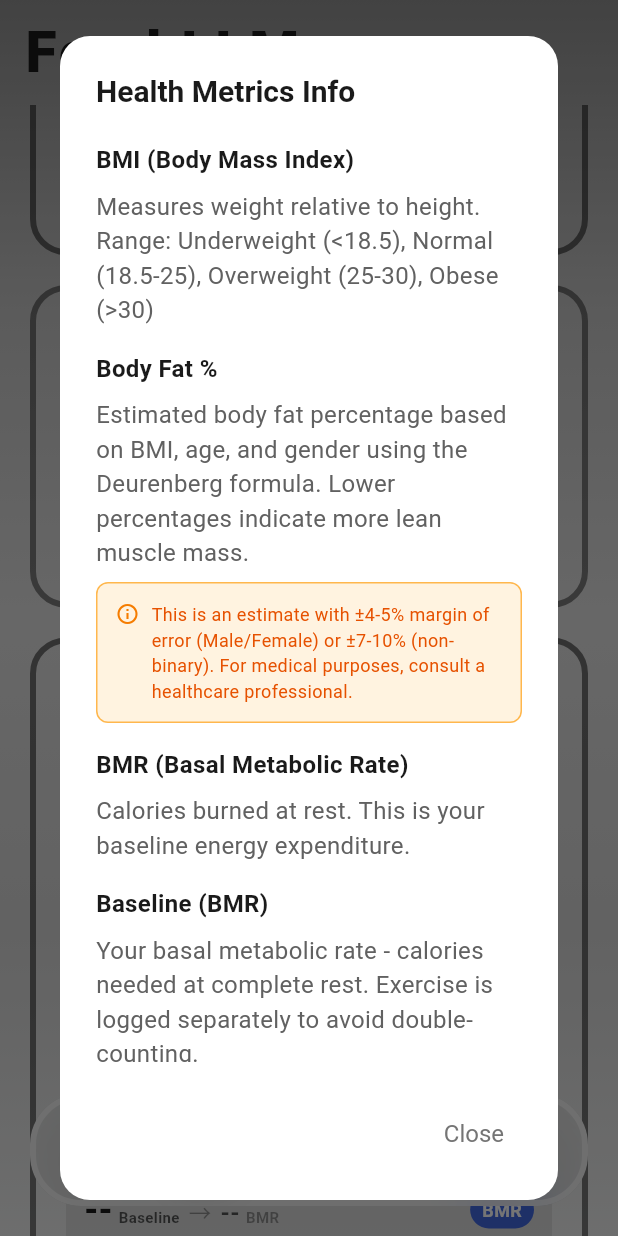
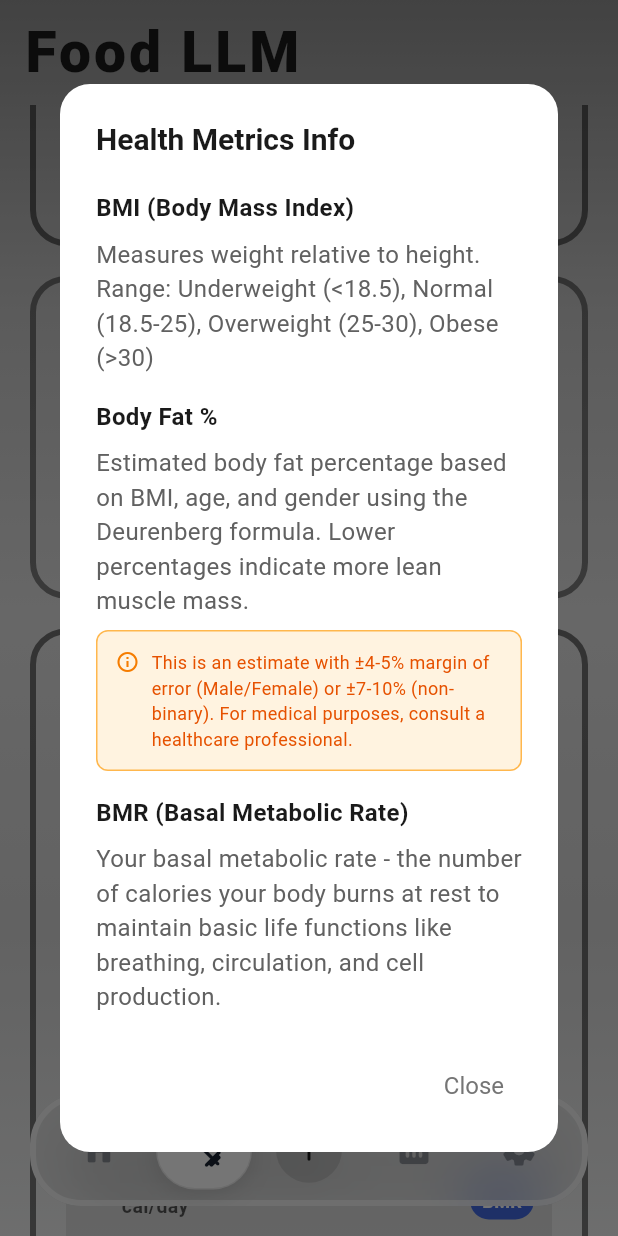
Before and after one commit to siho1117/food_cal, a Flutter app: the screen it shows after launch, item 2 of the bottom bar chosen, scrolled down 576 dp, after a tap on the "info outline" icon, on a phone screen of 412 x 824 dp. Run offline on Flutter 3.47's test engine with Material 3 defaults, Android fonts, the phone set to English and light mode, and no system bars; our stand-ins replace fl_chart, flutter_dotenv, flutter_image_compress, flutter_slidable, image_gallery_saver, image_picker and 4 more; accounts and stored records are empty.

Commit message:
Your commit message here

```diff
--- a/lib/screens/progress_screen.dart
+++ b/lib/screens/progress_screen.dart
@@ -87,21 +87,21 @@ class _ProgressScreenState extends State<ProgressScreen> {
 
                         const SizedBox(height: 20),
 
-                        // Exercise Log Widget - SECOND
+                        // Weight Widget (full width) - SECOND
+                        CombinedWeightWidget(
+                          currentWeight: progressData.currentWeight,
+                          isMetric: progressData.isMetric,
+                          onWeightEntered: progressData.addWeightEntry,
+                        ),
+
+                        const SizedBox(height: 20),
+
+                        // Exercise Log Widget - THIRD
                         ExerciseLogWidget(
                           showHeader: true,
                           onExerciseAdded: () {
                             exerciseProvider.refreshData();
                           },
-                        ),
-
-                        const SizedBox(height: 20),
-
-                        // Weight Widget (full width)
-                        CombinedWeightWidget(
-                          currentWeight: progressData.currentWeight,
-                          isMetric: progressData.isMetric,
-                          onWeightEntered: progressData.addWeightEntry,
                         ),
 
                         const SizedBox(height: 20),
--- a/lib/widgets/progress/combined_weight_widget.dart
+++ b/lib/widgets/progress/combined_weight_widget.dart
@@ -5,7 +5,7 @@ import '../../config/design_system/widget_theme.dart';
 import '../../providers/progress_data.dart';
 import '../../providers/settings_provider.dart';
 import '../../providers/theme_provider.dart';
-import 'weight_edit_dialog.dart';
+import 'weight_edit_dialog.dart' show showWeightEditDialog, WeightMode;
 
 class CombinedWeightWidget extends StatefulWidget {
   final double? currentWeight;
@@ -102,6 +102,7 @@ class _CombinedWeightWidgetState extends State<CombinedWeightWidget> {
                 // Visual Journey Timeline with animations
                 _buildJourneyTimeline(
                   context,
+                  progressData,
                   startingWeight,
                   widget.currentWeight,
                   targetWeight,
@@ -176,6 +177,7 @@ class _CombinedWeightWidgetState extends State<CombinedWeightWidget> {
 
   Widget _buildJourneyTimeline(
     BuildContext context,
+    ProgressData progressData,
     double? start,
     double? current,
     double? target,
@@ -188,16 +190,19 @@ class _CombinedWeightWidgetState extends State<CombinedWeightWidget> {
   ) {
     return Column(
       children: [
-        // Labels row - all on same level
+        // Labels row - all on same level with tap handlers
         Row(
           mainAxisAlignment: MainAxisAlignment.spaceBetween,
           children: [
-            Text(
+            GestureDetector(
+              onTap: () => _showWeightDialog(context, progressData, initialMode: WeightMode.start),
+              child: Text(
                 'Start',
                 style: TextStyle(
                   fontSize: AppWidgetTheme.fontSizeXS,
                   fontWeight: FontWeight.w500,
                   color: textColor.withValues(alpha: AppWidgetTheme.opacityHigher),
+                ),
               ),
             ),
             Text(
@@ -208,7 +213,9 @@ class _CombinedWeightWidgetState extends State<CombinedWeightWidget> {
                 color: textColor.withValues(alpha: AppWidgetTheme.opacityHigher),
               ),
             ),
-            Text(
+            GestureDetector(
+              onTap: () => _showWeightDialog(context, progressData, initialMode: WeightMode.target),
+              child: Text(
                 'Goal',
                 style: TextStyle(
                   fontSize: AppWidgetTheme.fontSizeXS,
@@ -216,18 +223,21 @@ class _CombinedWeightWidgetState extends State<CombinedWeightWidget> {
                   color: textColor.withValues(alpha: AppWidgetTheme.opacityHigher),
                 ),
               ),
+            ),
           ],
         ),
 
-        SizedBox(height: AppWidgetTheme.spaceXS),
+        const SizedBox(height: 4),
 
         // Numbers row with animated counter
         Row(
           mainAxisAlignment: MainAxisAlignment.spaceBetween,
           crossAxisAlignment: CrossAxisAlignment.center,
           children: [
-            // Start weight with animation
-            Column(
+            // Start weight with animation - tappable to open dialog on Start tab
+            GestureDetector(
+              onTap: () => _showWeightDialog(context, progressData, initialMode: WeightMode.start),
+              child: Column(
                 crossAxisAlignment: CrossAxisAlignment.start,
                 children: [
                   _AnimatedNumber(
@@ -242,6 +252,7 @@ class _CombinedWeightWidgetState extends State<CombinedWeightWidget> {
                   ),
                 ],
               ),
+            ),
             // Current weight (prominent) with animation
             _AnimatedNumber(
               value: current,
@@ -253,8 +264,10 @@ class _CombinedWeightWidgetState extends State<CombinedWeightWidget> {
                 color: textColor,
               ),
             ),
-            // Goal weight with animation
-            Column(
+            // Goal weight with animation - tappable to open dialog on Target tab
+            GestureDetector(
+              onTap: () => _showWeightDialog(context, progressData, initialMode: WeightMode.target),
+              child: Column(
                 crossAxisAlignment: CrossAxisAlignment.end,
                 children: [
                   _AnimatedNumber(
@@ -269,10 +282,11 @@ class _CombinedWeightWidgetState extends State<CombinedWeightWidget> {
                   ),
                 ],
               ),
+            ),
           ],
         ),
 
-        SizedBox(height: AppWidgetTheme.spaceMD),
+        const SizedBox(height: 8),
 
         // Progress bar with animation
         _AnimatedProgressBar(
@@ -376,7 +390,7 @@ class _CombinedWeightWidgetState extends State<CombinedWeightWidget> {
     );
   }
 
-  void _showWeightDialog(BuildContext context, ProgressData progressData) {
+  void _showWeightDialog(BuildContext context, ProgressData progressData, {WeightMode initialMode = WeightMode.current}) {
     final settingsProvider = context.read<SettingsProvider>();
 
     showWeightEditDialog(
@@ -385,6 +399,7 @@ class _CombinedWeightWidgetState extends State<CombinedWeightWidget> {
       isMetric: widget.isMetric,
       targetWeight: progressData.targetWeight,
       startingWeight: progressData.startingWeight,
+      initialMode: initialMode,
       onAddWeight: (weight, isMetric) async {
         widget.onWeightEntered(weight, isMetric);
 
--- a/lib/widgets/progress/health_metrics_widget.dart
+++ b/lib/widgets/progress/health_metrics_widget.dart
@@ -7,7 +7,7 @@ import '../../config/design_system/accent_colors.dart';
 import '../../providers/theme_provider.dart';
 import '../../data/models/user_profile.dart';
 
-/// Combined health metrics display widget showing BMI, Body Fat, and BMR baseline
+/// Combined health metrics display widget showing BMI, Body Fat, and BMR
 ///
 /// This widget is purely for display - all calculations are handled by
 /// HealthMetrics utility class and passed in via props.
@@ -366,7 +366,7 @@ class HealthMetricsWidget extends StatelessWidget {
     );
   }
 
-  /// Metabolism timeline showing BMR and baseline
+  /// BMR section showing basal metabolic rate
   Widget _buildMetabolismTimeline({
     required double? bmr,
     required double? baseline,
@@ -386,7 +386,7 @@ class HealthMetricsWidget extends StatelessWidget {
         children: [
           // Row 1: Title/Label only
           Text(
-            'Metabolism',
+            'BMR (Basal Metabolic Rate)',
             style: TextStyle(
               fontSize: AppWidgetTheme.fontSizeSM,
               fontWeight: FontWeight.w600,
@@ -396,20 +396,19 @@ class HealthMetricsWidget extends StatelessWidget {
 
           SizedBox(height: AppWidgetTheme.spaceXS),
 
-          // Row 2: BMR and Baseline values
+          // Row 2: BMR value and badge
           Row(
             mainAxisAlignment: MainAxisAlignment.spaceBetween,
             crossAxisAlignment: CrossAxisAlignment.center,
             children: [
-              // Baseline and BMR values
+              // BMR value with unit
               Expanded(
                 child: Row(
                   crossAxisAlignment: CrossAxisAlignment.baseline,
                   textBaseline: TextBaseline.alphabetic,
                   children: [
-                    // Baseline
                     Text(
-                      baseline != null ? '${baseline.round()}' : '--',
+                      bmr != null ? '${bmr.round()}' : '--',
                       style: TextStyle(
                         fontSize: AppWidgetTheme.fontSizeXL,
                         fontWeight: FontWeight.w700,
@@ -417,48 +416,20 @@ class HealthMetricsWidget extends StatelessWidget {
                         height: 1.0,
                       ),
                     ),
-                    SizedBox(width: 4),
-                    Text(
-                      'Baseline',
-                      style: TextStyle(
-                        fontSize: AppWidgetTheme.fontSizeXS,
-                        fontWeight: FontWeight.w600,
-                        color: textColor.withValues(alpha: AppWidgetTheme.opacityHigher),
-                      ),
-                    ),
                     SizedBox(width: AppWidgetTheme.spaceXS),
                     Text(
-                      '→',
+                      'cal/day',
                       style: TextStyle(
-                        fontSize: AppWidgetTheme.fontSizeMD,
-                        fontWeight: FontWeight.w500,
-                        color: textColor.withValues(alpha: AppWidgetTheme.opacityHigh),
-                      ),
-                    ),
-                    SizedBox(width: AppWidgetTheme.spaceXS),
-                    // BMR
-                    Text(
-                      bmr != null ? '${bmr.round()}' : '--',
-                      style: TextStyle(
-                        fontSize: AppWidgetTheme.fontSizeML,
+                        fontSize: AppWidgetTheme.fontSizeSM,
                         fontWeight: FontWeight.w600,
                         color: textColor.withValues(alpha: AppWidgetTheme.opacityHigher),
                         height: 1.0,
                       ),
                     ),
-                    SizedBox(width: 4),
-                    Text(
-                      'BMR',
-                      style: TextStyle(
-                        fontSize: AppWidgetTheme.fontSizeXS,
-                        fontWeight: FontWeight.w600,
-                        color: textColor.withValues(alpha: AppWidgetTheme.opacityHigh),
-                      ),
-                    ),
                   ],
                 ),
               ),
-              // Baseline badge (BMR)
+              // BMR badge
               Container(
                 padding: EdgeInsets.symmetric(
                   horizontal: AppWidgetTheme.spaceSM,
@@ -484,14 +455,12 @@ class HealthMetricsWidget extends StatelessWidget {
 
           // Explanation text
           Text(
-            'Baseline = BMR (basal metabolic rate)\nExercise should be logged separately',
+            'Calories your body burns at rest',
             style: TextStyle(
               fontSize: AppWidgetTheme.fontSizeXS,
               fontWeight: FontWeight.w500,
-              color: textColor.withValues(alpha: AppWidgetTheme.opacityHigh),
-              fontStyle: FontStyle.italic,
+              color: textColor.withValues(alpha: AppWidgetTheme.opacityHigher),
             ),
-            textAlign: TextAlign.center,
           ),
         ],
       ),
@@ -586,22 +555,7 @@ class HealthMetricsWidget extends StatelessWidget {
               ),
               SizedBox(height: AppDialogTheme.spaceXS),
               Text(
-                'Calories burned at rest. This is your baseline energy expenditure.',
-                style: AppDialogTheme.bodyStyle,
-              ),
-              SizedBox(height: AppDialogTheme.spaceMD),
-
-              // Baseline Section
-              Text(
-                'Baseline (BMR)',
-                style: AppDialogTheme.bodyStyle.copyWith(
-                  fontWeight: FontWeight.bold,
-                  color: AppDialogTheme.colorPrimaryDark,
-                ),
-              ),
-              SizedBox(height: AppDialogTheme.spaceXS),
-              Text(
-                'Your basal metabolic rate - calories needed at complete rest. Exercise is logged separately to avoid double-counting.',
+                'Your basal metabolic rate - the number of calories your body burns at rest to maintain basic life functions like breathing, circulation, and cell production.',
                 style: AppDialogTheme.bodyStyle,
               ),
             ],
--- a/lib/widgets/progress/weight_edit_dialog.dart
+++ b/lib/widgets/progress/weight_edit_dialog.dart
@@ -5,6 +5,8 @@ import 'package:flutter/material.dart';
 import 'package:intl/intl.dart';
 import '../../config/design_system/dialog_theme.dart';
 import '../../data/models/weight_data.dart';
+
+enum WeightMode { start, current, target }
 
 /// Shows a dialog to edit a weight entry with scrolling wheel pickers
 ///
@@ -23,6 +25,7 @@ Future<void> showWeightEditDialog({
   Function(double weight, bool isMetric)? onAddWeight,
   required Function(double targetWeight) onSaveTarget,
   Function(double startingWeight)? onSaveStartingWeight,
+  WeightMode initialMode = WeightMode.current,
 }) async {
   // Validate: must have either entry (edit mode) or initialWeight (add mode)
   assert(
@@ -42,6 +45,7 @@ Future<void> showWeightEditDialog({
       onAddWeight: onAddWeight,
       onSaveTarget: onSaveTarget,
       onSaveStartingWeight: onSaveStartingWeight,
+      initialMode: initialMode,
     ),
   );
 }
@@ -56,6 +60,7 @@ class _WeightEditDialog extends StatefulWidget {
   final Function(double weight, bool isMetric)? onAddWeight;
   final Function(double targetWeight) onSaveTarget;
   final Function(double startingWeight)? onSaveStartingWeight;
+  final WeightMode initialMode;
 
   const _WeightEditDialog({
     this.entry,
@@ -67,13 +72,12 @@ class _WeightEditDialog extends StatefulWidget {
     this.onAddWeight,
     required this.onSaveTarget,
     this.onSaveStartingWeight,
+    this.initialMode = WeightMode.current,
   });
 
   @override
   State<_WeightEditDialog> createState() => _WeightEditDialogState();
 }
-
-enum WeightMode { start, current, target }
 
 /// Represents the state of a single weight mode (start/current/target)
 class _WeightModeState {
@@ -102,7 +106,7 @@ class _WeightEditDialogState extends State<_WeightEditDialog> {
   late FixedExtentScrollController _weightDecimalController;
 
   // Current active tab
-  WeightMode _currentMode = WeightMode.current;
+  late WeightMode _currentMode;
 
   // Clean state management: one state object per mode
   late _WeightModeState _startState;
@@ -120,6 +124,9 @@ class _WeightEditDialogState extends State<_WeightEditDialog> {
   @override
   void initState() {
     super.initState();
+
+    // Set initial mode from widget parameter
+    _currentMode = widget.initialMode;
 
     // Initialize each mode state with its database value
     final fallbackWeight = widget.entry?.weight ?? widget.initialWeight ?? 70.0;
```
Lines whose indentation alone changed are shown as unchanged.
